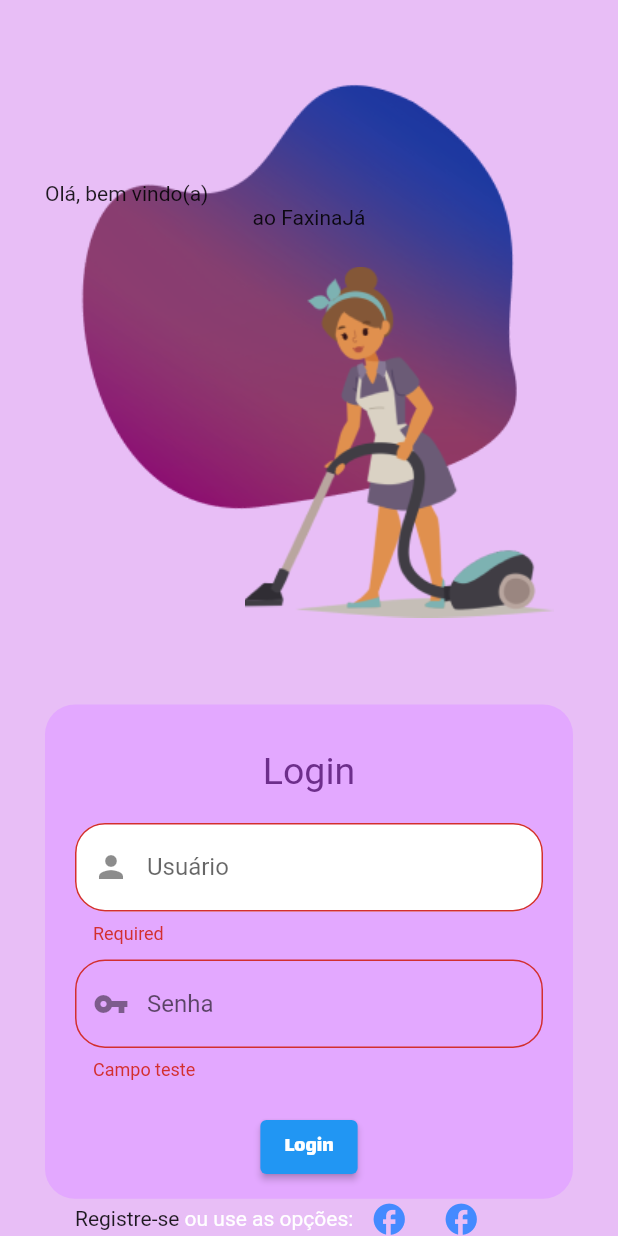
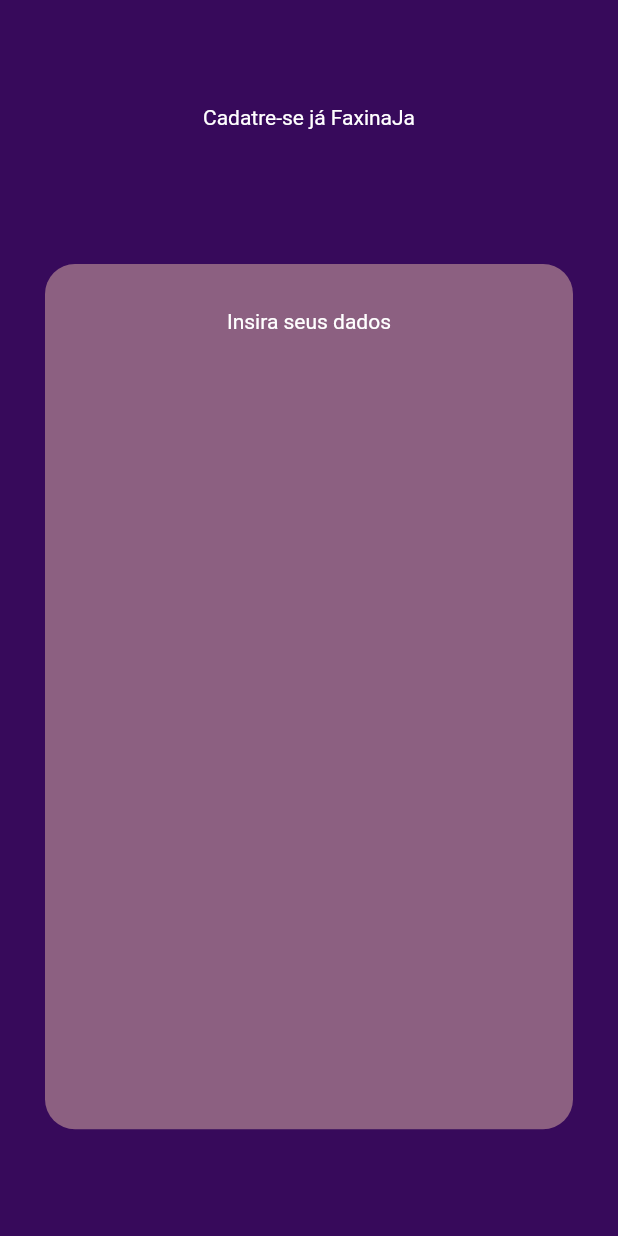
Before and after one commit to jlucaslopes/FaxinaJa, a Flutter app: the screen it shows after launch, after a tap on "Login", on a phone screen of 412 x 824 dp. Run offline on Flutter 3.47's test engine with Material 2 defaults, Android fonts, the phone set to English and light mode, and no system bars; Roboto replaces fonts that are missing (Lalezar-Regular).

Commit message:
adcionada tela de cadastro

```diff
--- a/lib/main.dart
+++ b/lib/main.dart
@@ -1,4 +1,4 @@
-import 'package:faxina_ja_app/screens/loginPage.dart';
+import 'package:faxina_ja_app/screens/login/loginPage.dart';
 import 'package:flutter/material.dart';
 
 void main() {
--- /dev/null
+++ b/lib/screens/login/cadastreJa.dart
@@ -0,0 +1,69 @@
+import 'package:flutter/cupertino.dart';
+import 'package:flutter/material.dart';
+
+class CadastreJaScreen extends StatefulWidget {
+  const CadastreJaScreen({Key? key}) : super(key: key);
+
+  @override
+  _CadastreJaScreenState createState() => _CadastreJaScreenState();
+}
+
+class _CadastreJaScreenState extends State<CadastreJaScreen> {
+  final _form = GlobalKey<FormState>();
+
+  @override
+  Widget build(BuildContext context) {
+    var size = MediaQuery.of(context).size;
+    return Scaffold(
+      backgroundColor: Color.fromRGBO(55, 10, 91, 100),
+      body: Column(
+        children: [
+          Padding(
+            padding:
+                const EdgeInsets.only(left: 50, right: 50, top: 70, bottom: 80),
+            child: Text(
+              "Cadatre-se já FaxinaJa",
+              style: TextStyle(color: Colors.white),
+            ),
+          ),
+          getSquare(),
+        ],
+      ),
+    );
+  }
+
+  Widget getSquare() {
+    var size = MediaQuery.of(context).size;
+    return Padding(
+      padding: const EdgeInsets.only(left: 30, right: 30, top: 10),
+      child: Stack(children: [
+        Container(
+          width: size.width - 60,
+          height: size.height * 0.7,
+          decoration: BoxDecoration(
+            color: Color.fromRGBO(140, 96, 129, 100),
+            borderRadius: BorderRadius.circular(20),
+          ),
+        ),
+        getForm()
+      ]),
+    );
+  }
+
+  Widget getForm() {
+    return Column(
+      children: [
+        Padding(
+          padding: const EdgeInsets.only(left: 105, right: 105, top: 30),
+          child: Text(
+            "Insira seus dados",
+            style: TextStyle(
+              color: Colors.white,
+            ),
+          ),
+        ),
+        Form(key: _form, child: Container())
+      ],
+    );
+  }
+}
--- a/lib/screens/loginPage.dart
+++ b/lib/screens/login/loginPage.dart
@@ -1,3 +1,4 @@
+import 'package:faxina_ja_app/screens/login/cadastreJa.dart';
 import 'package:flutter/material.dart';
 
 class LoginPage extends StatefulWidget {
@@ -166,7 +167,12 @@ class _LoginPageState extends State<LoginPage> {
               height: 20,
             ),
             ElevatedButton(
-              onPressed: validate,
+              onPressed: () {
+                Navigator.push(
+                  context,
+                  MaterialPageRoute(builder: (context) => CadastreJaScreen()),
+                );
+              },
               child: Text(
                 "Login",
                 style: TextStyle(fontFamily: "Lalezar", color: Colors.white),
```
